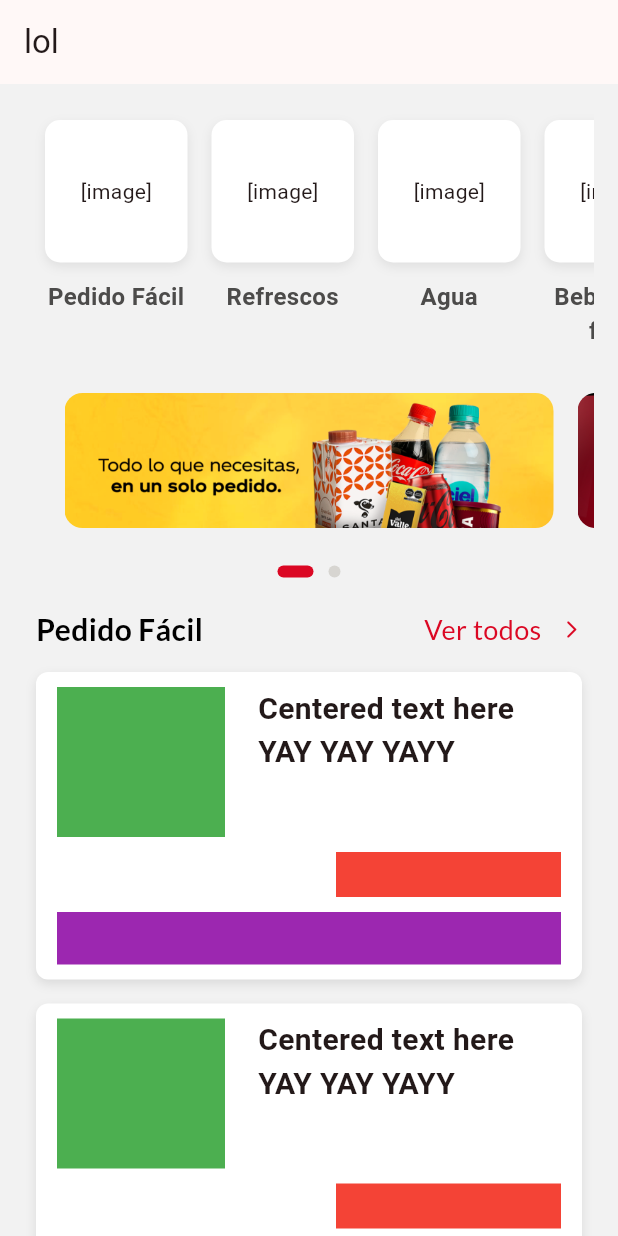
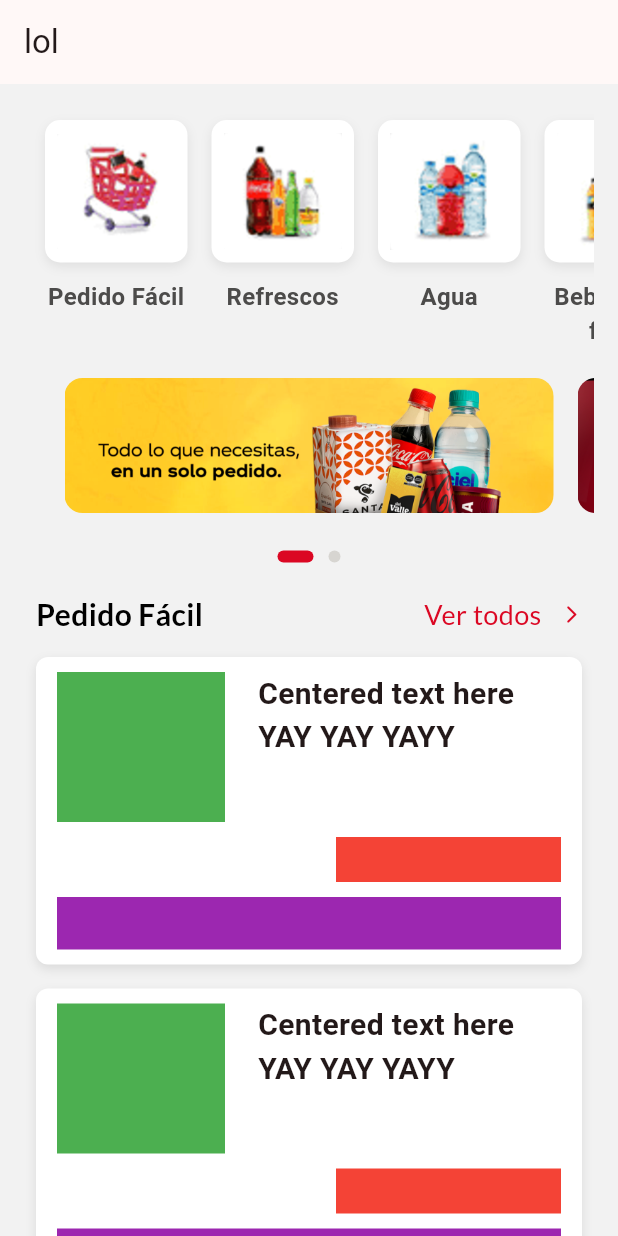
Before and after one commit to Alexa404NL/Hack4Her, a Flutter app: the screen it shows after launch, on a phone screen of 412 x 824 dp. Run offline on Flutter 3.47's test engine with Material 3 defaults, Android fonts, the phone set to English and light mode, and no system bars; drawn by our look-alikes of smooth_page_indicator; our stand-ins replace google_fonts.

```diff
--- a/h4h_app/lib/components/itemscroll.dart
+++ b/h4h_app/lib/components/itemscroll.dart
@@ -7,17 +7,17 @@ Widget itemListView() {
       padding: EdgeInsets.fromLTRB(6,0,6,0),
       scrollDirection: Axis.horizontal,
       children: [
-        itemTile("Pedido Fácil"),
-        itemTile("Refrescos"),
-        itemTile("Agua"),
-        itemTile("Bebidas de fruta"),
-        itemTile("Agua mineral")
+        itemTile("Pedido Fácil", "assets/images/pedido.png"),
+        itemTile("Refrescos", "assets/images/refrescos.png"),
+        itemTile("Agua", "assets/images/agua.png"),
+        itemTile("Bebidas de fruta", "assets/images/fruta.png"),
+        itemTile("Agua mineral", "assets/images/mineral.png"),
       ],
     ),
   );
 }
 
-Widget itemTile(String titlet) {
+Widget itemTile(String titlet, String imagePath) {
   return Padding(
     padding: const EdgeInsets.all(8.0),
     child: SizedBox(
@@ -36,9 +36,13 @@ Widget itemTile(String titlet) {
                     color: const Color.fromARGB(255, 58, 58, 58).withValues(alpha: 0.1), // light shadow
                     blurRadius: 5,
                     offset: Offset(0, 3),
-                )],
+                  )
+                ],
               ),
-              child: Center(child: Text("[image]", softWrap: true)),
+              child: Padding(
+                padding: const EdgeInsets.all(8.0),
+                child: Image.asset(imagePath, fit: BoxFit.contain),
+              ),
             ),
             Text(titlet,
               textAlign: TextAlign.center,
--- a/h4h_app/lib/pages/dashboard.dart
+++ b/h4h_app/lib/pages/dashboard.dart
@@ -26,7 +26,6 @@ class _DashboardState extends State<Dashboard> {
             crossAxisAlignment: CrossAxisAlignment.start,
             children: [
               itemListView(),
-              const SizedBox(height: 10),
 
               ImageSlider(),
 
--- a/h4h_app/pubspec.yaml
+++ b/h4h_app/pubspec.yaml
@@ -92,6 +92,4 @@ flutter:
 
 
   assets:
-    - assets/images/img1.png
-    - assets/images/img2.png
-    - assets/images/img3.png
+    - assets/images/
```
Also changed, not shown: h4h_app/assets/images/agua.png (added), h4h_app/assets/images/fruta.png (added), h4h_app/assets/images/mineral.png (added), h4h_app/assets/images/pedido.png (added), h4h_app/assets/images/refrescos.png (added).
